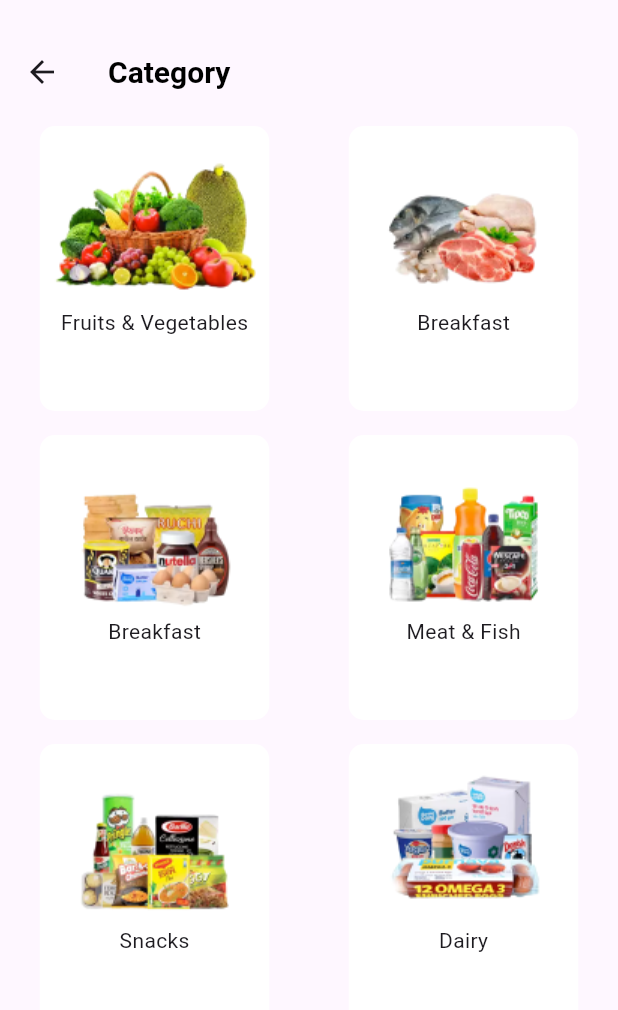
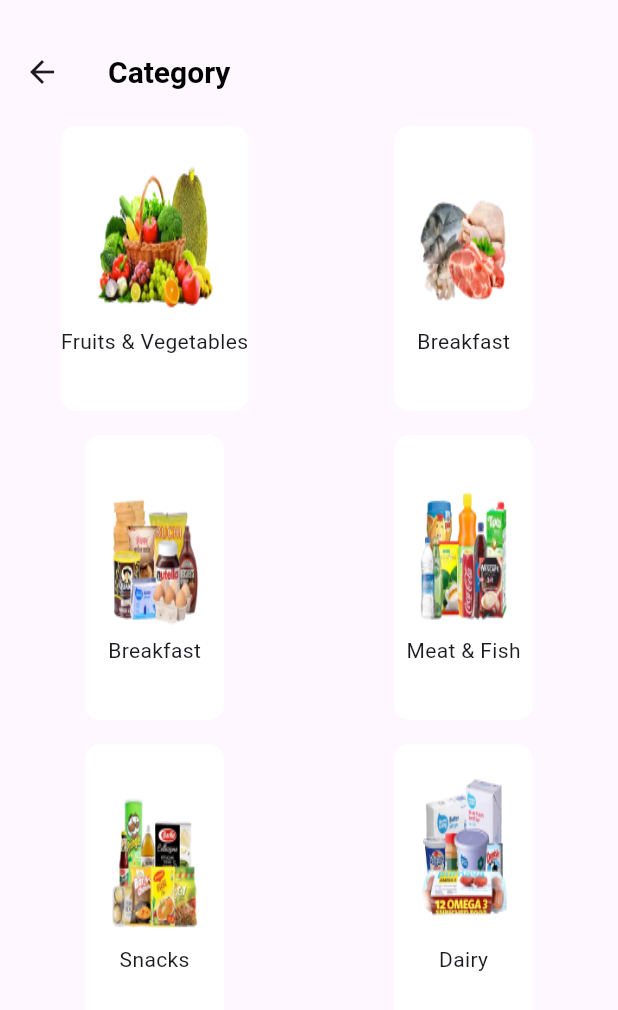
Before and after one commit to engbasel/Grocery-Market-App, a Flutter app: the CategoryView screen opened directly, on a phone screen of 412 x 824 dp. Shown: the top 1010 px of the screen. Run offline on Flutter 3.47's test engine with Material 3 defaults, Android fonts, the phone set to English and light mode, and no system bars; our stand-ins replace flutter_svg, font_awesome_flutter, smooth_page_indicator.

Commit message:
"Added width and height variables from MediaQuery, used them to set image size, and changed BoxFit from contain to fill."

```diff
--- a/lib/Features/Home/Widgets/CoustomListItem.dart
+++ b/lib/Features/Home/Widgets/CoustomListItem.dart
@@ -18,6 +18,8 @@
 
   @override
   Widget build(BuildContext context) {
+    double width = MediaQuery.of(context).size.width;
+    double height = MediaQuery.of(context).size.height;
     return GestureDetector(
       onTap: () {
         Navigator.pushNamed(context, View);
@@ -37,8 +39,10 @@
                   padding:
                       const EdgeInsets.symmetric(vertical: 5, horizontal: 5),
                   child: Image.asset(
+                    width: width * 0.2,
+                    height: height * 0.15,
                     imagePath,
-                    fit: BoxFit.contain,
+                    fit: BoxFit.fill,
                   ),
                 ), // Use the imagePath parameter
                 Text(textData), // Use the textData parameter
```
